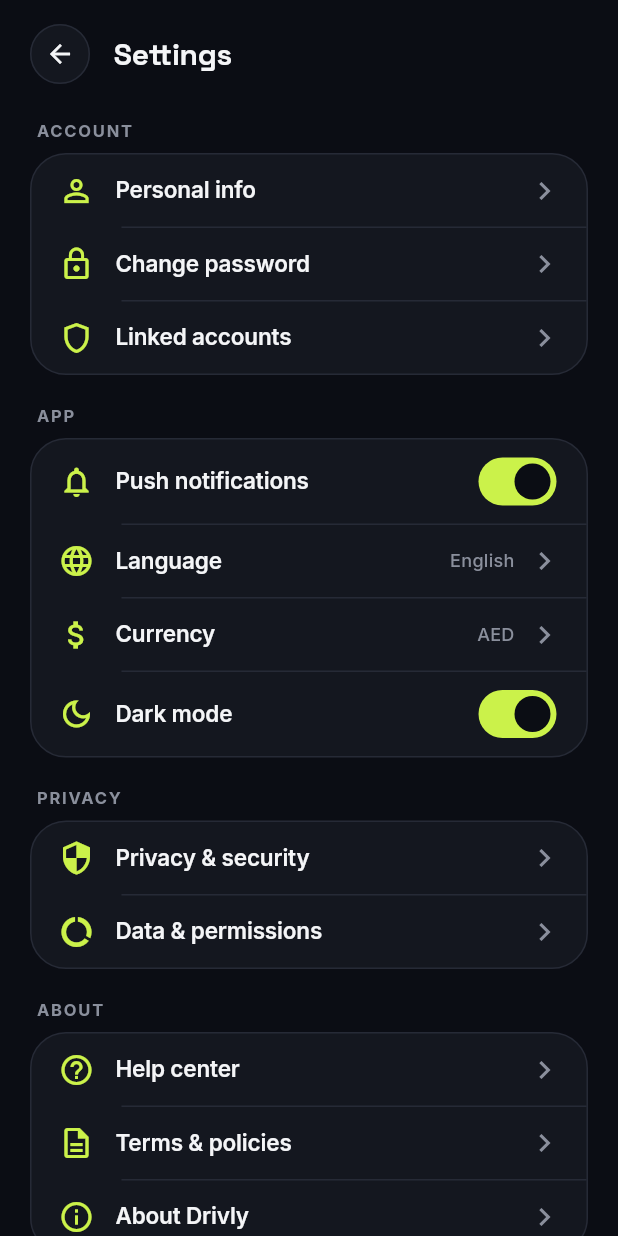
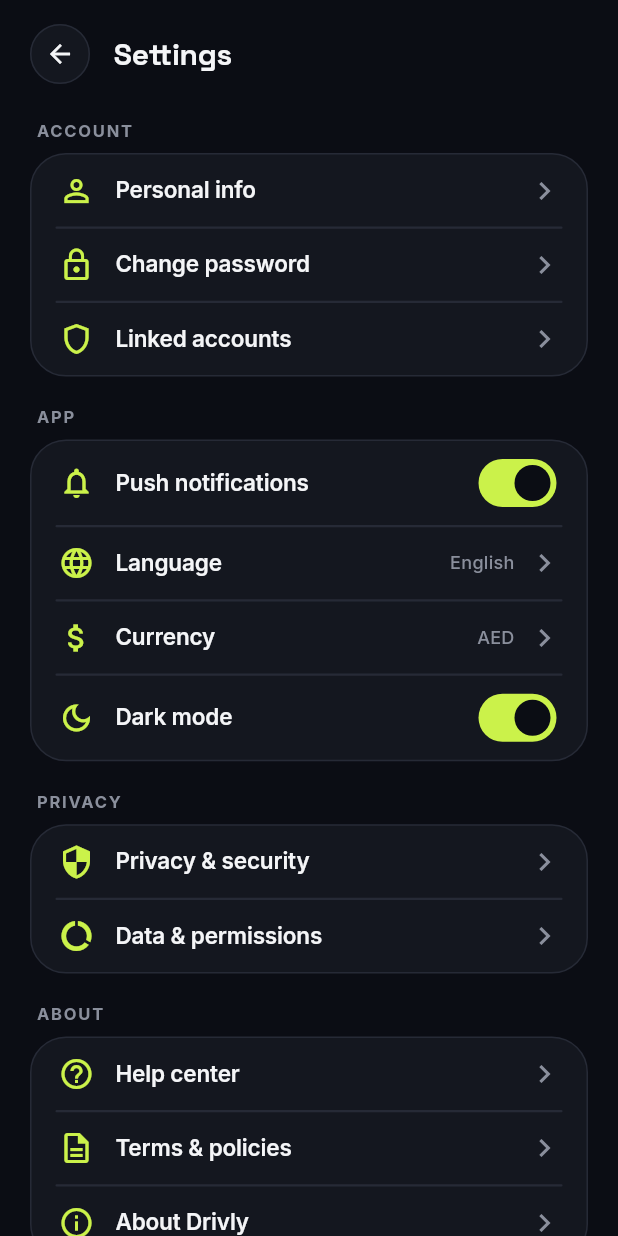
Before and after one commit to najaf299/drively, a Flutter app: the SettingsScreen screen opened by its route, on a phone screen of 412 x 824 dp. Run offline on Flutter 3.47's test engine with Material 3 defaults, Android fonts, the phone set to English and light mode, and no system bars; our stand-ins replace cached_network_image, dio, flutter_riverpod, flutter_secure_storage, go_router, google_fonts and 5 more; missing offline and left inert: flutter_stripe; accounts and stored records are empty; network calls fail.

Commit message:
feat(profile+ui): avatar upload & Google avatar, rounded dividers, category nav
Profile photos & Google avatar:
- add POST /profile/avatar (stores on public disk; URL built from the request
  host so a device over the LAN gets a reachable link); storage:link
- profile update now accepts phone + a nullable avatar_url (clear photo)
- Google sign-in saves/refreshes the avatar for existing users too; the app now
  sends account.photoUrl
- edit-profile screen actually uploads the picked photo (was a no-op) + remove

UI polish:
- RoundedDivider widget (pill-capped hairline) applied to the nav bar top, chat
  header + composer, and profile/settings row dividers
- redesign the chat composer (more compact)
- wrap the home page in the auth-style GlowBackground
- onboarding wordmark shows the lime brand dot

Fixes:
- categories were a dead onTap; tapping now opens a filtered search (EV →
  electric fuel, others → query)

Co-Authored-By: Claude Opus 4.7 (1M context) <noreply@anthropic.com>

```diff
--- a/frontend/lib/core/constants/api_endpoints.dart
+++ b/frontend/lib/core/constants/api_endpoints.dart
@@ -12,6 +12,7 @@ class ApiEndpoints {
 
   // Profile
   static const String profile = '/profile';
+  static const String profileAvatar = '/profile/avatar';
 
   // KYC
   static const String kycStatus = '/kyc/status';
--- a/frontend/lib/features/auth/presentation/screens/login_screen.dart
+++ b/frontend/lib/features/auth/presentation/screens/login_screen.dart
@@ -64,6 +64,7 @@ class _LoginScreenState extends ConsumerState<LoginScreen> {
             idToken,
             name: account.displayName,
             email: account.email,
+            avatarUrl: account.photoUrl,
           );
     } catch (_) {
       _snack('Google sign-in failed. Please try again.');
--- a/frontend/lib/features/auth/presentation/screens/onboarding_screen.dart
+++ b/frontend/lib/features/auth/presentation/screens/onboarding_screen.dart
@@ -30,7 +30,7 @@ class OnboardingScreen extends StatelessWidget {
             child: Column(
               crossAxisAlignment: CrossAxisAlignment.start,
               children: [
-                const DrivlyWordmark(size: 28, showDot: false),
+                const DrivlyWordmark(size: 28),
                 const Spacer(flex: 3),
                 // Oversized typographic hero — last word in lime.
                 Text.rich(
--- a/frontend/lib/features/profile/presentation/screens/profile_screen.dart
+++ b/frontend/lib/features/profile/presentation/screens/profile_screen.dart
@@ -6,6 +6,7 @@ import '../../../../app/theme.dart';
 import '../../../../core/models/user.dart';
 import '../../../../shared/widgets/app_dialog.dart';
 import '../../../../shared/widgets/app_snack.dart';
+import '../../../../shared/widgets/rounded_divider.dart';
 import '../../../../shared/widgets/status_badge.dart';
 import '../../../auth/domain/providers/auth_provider.dart';
 
@@ -280,7 +281,7 @@ class _MenuCard extends StatelessWidget {
           for (var i = 0; i < tiles.length; i++) ...[
             tiles[i],
             if (i != tiles.length - 1)
-              const Divider(height: 1, indent: 60, color: BrandColors.border),
+              const RoundedDivider(indent: 16),
           ],
         ],
       ),
--- a/frontend/lib/features/profile/presentation/screens/settings_screen.dart
+++ b/frontend/lib/features/profile/presentation/screens/settings_screen.dart
@@ -4,6 +4,7 @@ import 'package:go_router/go_router.dart';
 
 import '../../../../app/theme.dart';
 import '../../../../shared/widgets/app_snack.dart';
+import '../../../../shared/widgets/rounded_divider.dart';
 import '../../../auth/domain/providers/auth_provider.dart';
 
 /// Settings screen — spec §7.40.
@@ -235,9 +236,7 @@ class _SettingsScreenState extends ConsumerState<SettingsScreen> {
             children: [
               for (var i = 0; i < rows.length; i++) ...[
                 rows[i],
-                if (i != rows.length - 1)
-                  const Divider(
-                      height: 1, indent: 60, color: BrandColors.border),
+                if (i != rows.length - 1) const RoundedDivider(indent: 16),
               ],
             ],
           ),
--- /dev/null
+++ b/frontend/lib/shared/widgets/rounded_divider.dart
@@ -0,0 +1,46 @@
+import 'package:flutter/material.dart';
+
+import '../../app/theme.dart';
+
+/// A hairline divider with rounded (pill) end-caps, inset slightly from the
+/// edges so the rounding reads clearly — the rounded counterpart to a plain
+/// [Divider], matching the app's rounded-button aesthetic.
+///
+/// Use in place of `Divider(height: 1, color: BrandColors.border)` and as the
+/// top/bottom "line" of bars (nav bar, chat composer, sticky CTAs).
+class RoundedDivider extends StatelessWidget {
+  /// Line thickness (also the corner radius, giving fully rounded caps).
+  final double thickness;
+
+  /// Horizontal inset on each side so the rounded caps sit off the screen edge.
+  final double indent;
+
+  /// Line colour. Defaults to [BrandColors.border].
+  final Color? color;
+
+  /// Optional total vertical box; the line is centred within it (useful for
+  /// giving a divider some breathing room). Null = exactly [thickness] tall.
+  final double? height;
+
+  const RoundedDivider({
+    super.key,
+    this.thickness = 1.5,
+    this.indent = 20,
+    this.color,
+    this.height,
+  });
+
+  @override
+  Widget build(BuildContext context) {
+    final line = Container(
+      height: thickness,
+      margin: EdgeInsets.symmetric(horizontal: indent),
+      decoration: BoxDecoration(
+        color: color ?? BrandColors.border,
+        borderRadius: BorderRadius.circular(thickness),
+      ),
+    );
+    if (height == null) return line;
+    return SizedBox(height: height, child: Center(child: line));
+  }
+}
```
Also changed, not shown: frontend/lib/app/router.dart (+16 -11 lines), frontend/lib/features/auth/data/auth_service.dart (+21 -0 lines), frontend/lib/features/auth/domain/providers/auth_provider.dart (+12 -2 lines), frontend/lib/features/chat/presentation/screens/chat_screen.dart (+106 -40 lines), frontend/lib/features/discovery/presentation/screens/home_screen.dart (+39 -24 lines), frontend/lib/features/profile/presentation/screens/edit_profile_screen.dart (+30 -7 lines), 3 other files.
